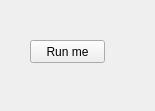
This is example/mainwindow.ui in xfreebird/qwin7utils as Qt 5 draws it before an edit. The edited form follows.
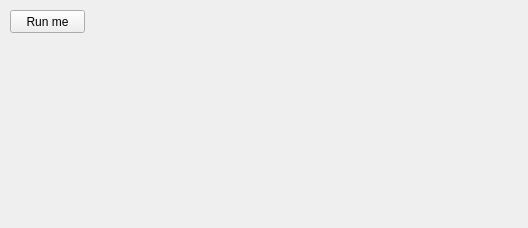
This is the edited form.

Commit message: move useful windows functions into utils.coo

The edit to the form file:
```diff
--- a/example/mainwindow.ui
+++ b/example/mainwindow.ui
@@ -6,8 +6,8 @@
    <rect>
     <x>0</x>
     <y>0</y>
-    <width>155</width>
-    <height>111</height>
+    <width>528</width>
+    <height>228</height>
    </rect>
   </property>
   <property name="windowTitle">
@@ -17,8 +17,8 @@
    <widget class="QPushButton" name="pushButton">
     <property name="geometry">
      <rect>
-      <x>30</x>
-      <y>40</y>
+      <x>10</x>
+      <y>10</y>
       <width>75</width>
       <height>23</height>
      </rect>
```
The commit also changes 6 other files.
